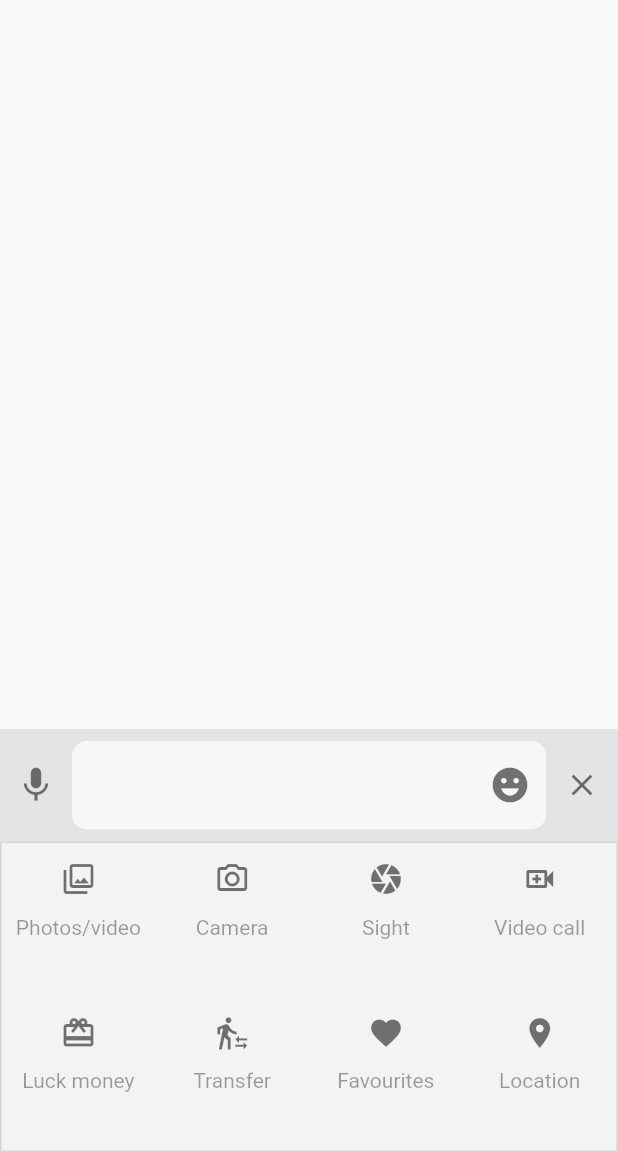
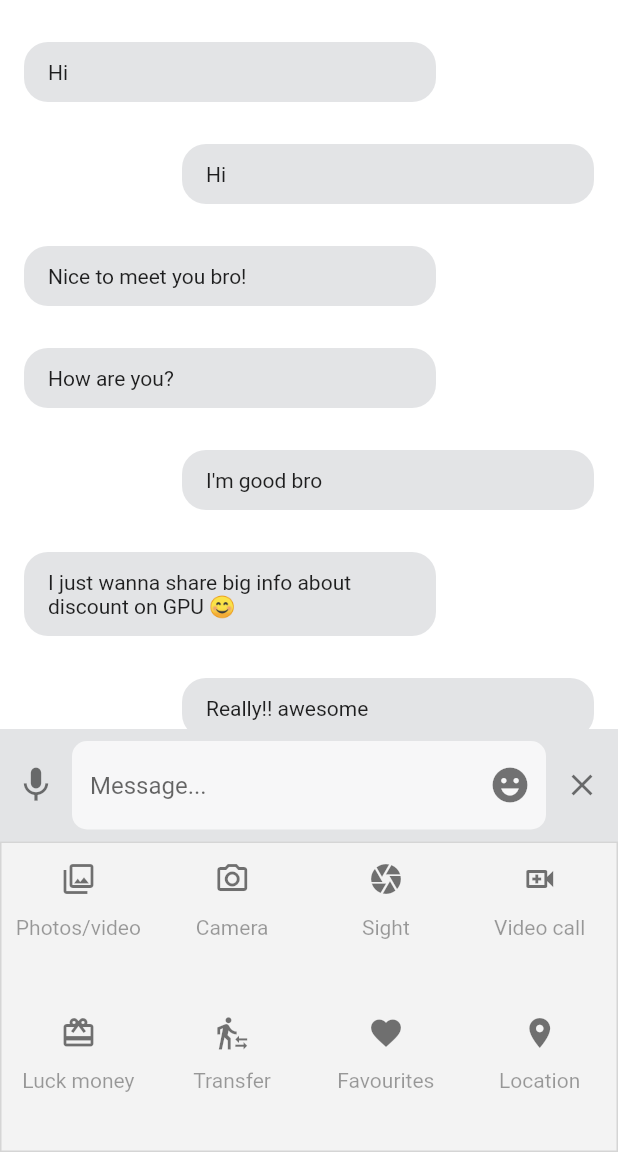
Before and after one commit to PyiTheimKyaw/We-Chat-App, a Flutter app: the ChatDetailPage screen opened directly, item 3 of the bottom bar chosen, on a phone screen of 412 x 824 dp, the part 84-1236 px from its top. Run offline on Flutter 3.47's test engine with Material 2 defaults, Android fonts, the light colour scheme and no system bars; our stand-ins replace cloud_firestore, file_picker, firebase_core, firebase_storage, flick_video_player, flutter_slidable and 3 more; missing offline and left inert: alphabet_list_scroll_view, alphabet_scroll_view, animation_player, bottom_drawer; accounts and stored records are empty; network calls fail.

Commit message:
implemented chat details page

```diff
--- a/the_we_chat_app_by_my_self/lib/blocs/chat_details_page_bloc.dart
+++ b/the_we_chat_app_by_my_self/lib/blocs/chat_details_page_bloc.dart
@@ -1,12 +1,20 @@
 import 'dart:io';
 
 import 'package:flutter/foundation.dart';
+import 'package:the_we_chat_app_by_my_self/data/vos/chat_message_vo.dart';
+import 'package:the_we_chat_app_by_my_self/dummy_data/messages.dart';
 
 class ChatDetailsPageBloc extends ChangeNotifier {
   bool isPopUp = false;
   bool isDisposed = false;
   File? chosenFile;
   String? chosenFileType;
+  List<ChatMessageVO>? conversations;
+
+  ChatDetailsPageBloc(){
+    conversations=messages;
+    _notifySafely();
+  }
 
   void onTapMoreButton(){
     isPopUp=!isPopUp;
--- /dev/null
+++ b/the_we_chat_app_by_my_self/lib/data/vos/chat_message_vo.dart
@@ -0,0 +1,6 @@
+class ChatMessageVO{
+  String? message;
+  bool isOtherUser;
+
+  ChatMessageVO(this.message, this.isOtherUser);
+}
--- /dev/null
+++ b/the_we_chat_app_by_my_self/lib/dummy_data/messages.dart
@@ -0,0 +1,18 @@
+import 'package:the_we_chat_app_by_my_self/data/vos/chat_message_vo.dart';
+
+List<ChatMessageVO> messages = [
+  ChatMessageVO("Hi", true),
+  ChatMessageVO("Hi", false),
+  ChatMessageVO("Nice to meet you bro!", true),
+  ChatMessageVO("How are you?", true),
+  ChatMessageVO("I'm good bro", false),
+  ChatMessageVO("I just wanna share big info about  discount on GPU 😊", true),
+  ChatMessageVO("Really!! awesome", false),
+  ChatMessageVO("I wanna go and buy right now lol", false),
+  ChatMessageVO("Please note that discount is till 15th June", true),
+  ChatMessageVO(
+      "That's sound not good , I'll be back 16th June ,poor me!", false),
+  ChatMessageVO("We have more plans next time bro!", true),
+  ChatMessageVO(
+      "That's sound really good, really thanks for your notice bro 😁 fdsf fdsf sdfsdfs dfs dfds fsdfsdf", false),
+];
--- a/the_we_chat_app_by_my_self/lib/pages/chat_detail_page.dart
+++ b/the_we_chat_app_by_my_self/lib/pages/chat_detail_page.dart
@@ -6,6 +6,8 @@ import 'package:flutter/material.dart';
 import 'package:image_picker/image_picker.dart';
 import 'package:provider/provider.dart';
 import 'package:the_we_chat_app_by_my_self/blocs/chat_details_page_bloc.dart';
+import 'package:the_we_chat_app_by_my_self/data/vos/chat_message_vo.dart';
+import 'package:the_we_chat_app_by_my_self/dummy_data/messages.dart';
 import 'package:the_we_chat_app_by_my_self/rescources/colors.dart';
 import 'package:the_we_chat_app_by_my_self/rescources/dimens.dart';
 import 'package:the_we_chat_app_by_my_self/rescources/strings.dart';
@@ -40,11 +42,38 @@ class ChatDetailPage extends StatelessWidget {
   Widget build(BuildContext context) {
     return ChangeNotifierProvider(
       create: (BuildContext context) => ChatDetailsPageBloc(),
-      child: Scaffold(
-        appBar: getAppBar(context),
-        body: Container(),
-        bottomSheet: getBottomSheet(context),
-        // bottomNavigationBar: _buildBottomDrawer(context, controller),
+      child: Selector<ChatDetailsPageBloc, List<ChatMessageVO>?>(
+        selector: (BuildContext context, bloc) => bloc.conversations,
+        shouldRebuild: (previous, next) => previous != next,
+        builder: (BuildContext context, conversations, Widget? child) {
+          return Scaffold(
+            appBar: getAppBar(context),
+            body: Container(
+              color: Colors.white,
+              child: Column(
+                children: [
+                  Expanded(
+                    child: Padding(
+                      padding: const EdgeInsets.symmetric(
+                          horizontal: MARGIN_MEDIUM_2),
+                      child: ListView.builder(
+                        itemCount: conversations?.length,
+                        itemBuilder: (BuildContext context, int index) {
+                          return Message(
+                            conversations: conversations?[index],
+                          );
+                        },
+                      ),
+                    ),
+                  ),
+                  getBottomSheet(context),
+                ],
+              ),
+            ),
+            // bottomSheet: getBottomSheet(context),
+            // bottomNavigationBar: _buildBottomDrawer(context, controller),
+          );
+        },
       ),
     );
   }
@@ -175,6 +204,50 @@ class ChatDetailPage extends StatelessWidget {
   }
 }
 
+class Message extends StatelessWidget {
+  const Message({
+    Key? key,
+    required this.conversations,
+  }) : super(key: key);
+  final ChatMessageVO? conversations;
+
+  @override
+  Widget build(BuildContext context) {
+    return Row(
+      mainAxisAlignment: (conversations?.isOtherUser ?? false)
+          ? MainAxisAlignment.start
+          : MainAxisAlignment.end,
+      children: [
+        TextMessage(conversations: conversations),
+      ],
+    );
+  }
+}
+
+class TextMessage extends StatelessWidget {
+  const TextMessage({
+    Key? key,
+    required this.conversations,
+  }) : super(key: key);
+
+  final ChatMessageVO? conversations;
+
+  @override
+  Widget build(BuildContext context) {
+    return Container(
+        width: MediaQuery.of(context).size.width / 1.5,
+        margin: const EdgeInsets.only(top: MARGIN_LARGE),
+        padding: const EdgeInsets.symmetric(
+            horizontal: MARGIN_MEDIUM_2, vertical: MARGIN_MEDIUM),
+        decoration: BoxDecoration(
+            color: BACKGROUND_COLOR,
+            borderRadius: BorderRadius.circular(MARGIN_MEDIUM_2)),
+        child: Text(
+          conversations?.message ?? "",
+        ));
+  }
+}
+
 class MoreOptionButtonView extends StatelessWidget {
   MoreOptionButtonView(
       {required this.icon,
@@ -250,6 +323,7 @@ class TextFieldSectionView extends StatelessWidget {
                       },
                       maxLines: 1,
                       decoration: const InputDecoration(
+                          hintText: "Message...",
                           border:
                               OutlineInputBorder(borderSide: BorderSide.none)),
                     ),
```
Also changed, not shown: the_we_chat_app_by_my_self/lib/pages/moments_page.dart (+20 -14 lines), the_we_chat_app_by_my_self/lib/widgets/momentOverlayView.dart (+15 -18 lines).
